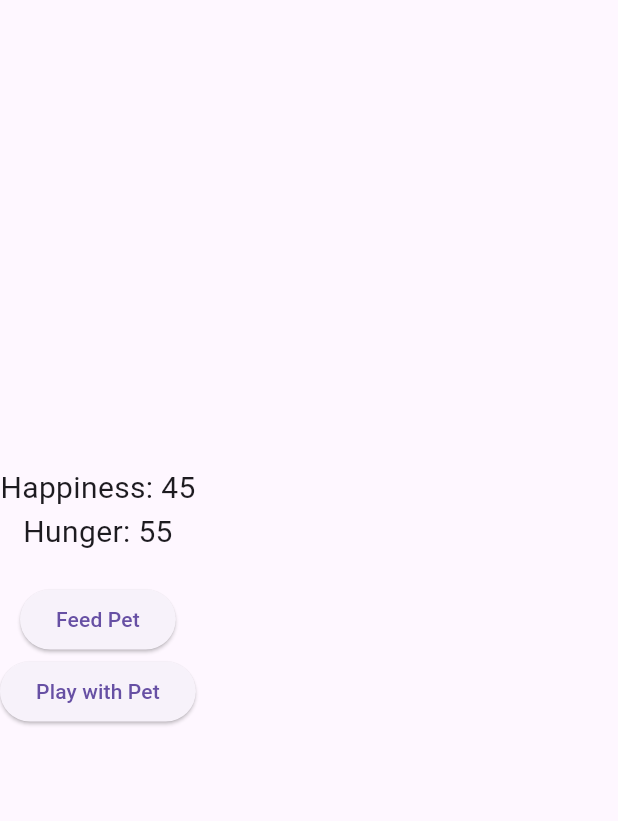
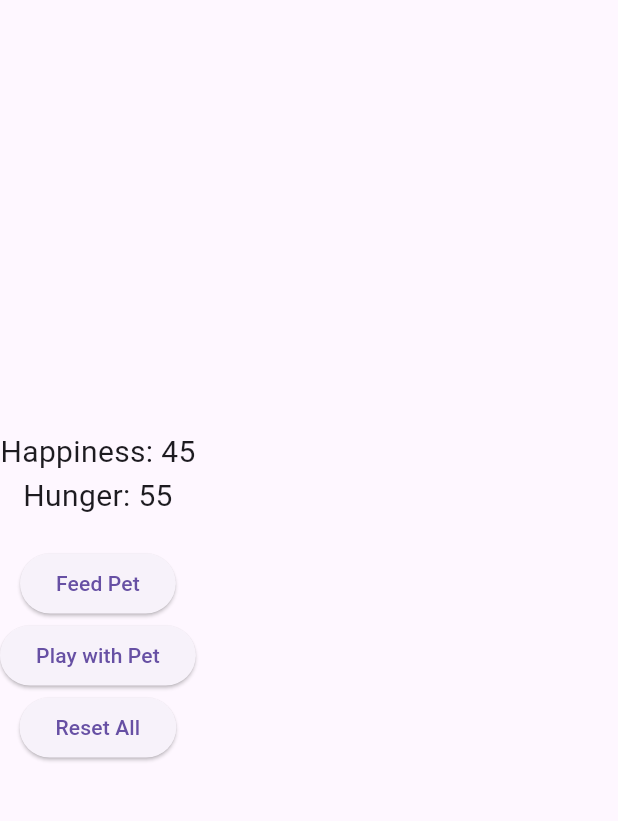
Before and after one commit to JimmyPhanfr/digital_pet_app, a Flutter app: the screen it shows after launch, on a phone screen of 412 x 824 dp, the part 63-884 px from its top. Run offline on Flutter 3.47's test engine with Material 3 defaults, Android fonts, the light colour scheme and no system bars.

Commit message:
Adds 'Reset All' button

```diff
--- a/new_pet_app_clone/lib/main.dart
+++ b/new_pet_app_clone/lib/main.dart
@@ -6,6 +6,8 @@
 }
 
 class DigitalPetApp extends StatelessWidget {
+  const DigitalPetApp({super.key});
+
   @override
   Widget build(BuildContext context) {
     return MaterialApp(
@@ -16,6 +18,8 @@
 }
 
 class PetHomePage extends StatefulWidget {
+  const PetHomePage({super.key});
+
   @override
   _PetHomePageState createState() => _PetHomePageState();
 }
@@ -54,6 +58,13 @@
     });
   }
 
+  void _resetStats() {
+    setState(() {
+      happiness = 50;
+      hunger = 50;
+    });
+  }
+
   @override
   void dispose() {
     _timer?.cancel();
@@ -78,6 +89,10 @@
             onPressed: _playWithPet,
             child: Text("Play with Pet"),
           ),
+          ElevatedButton(
+            onPressed: _resetStats,
+            child: Text("Reset All"),
+          ),
         ],
       ),
     );
```
